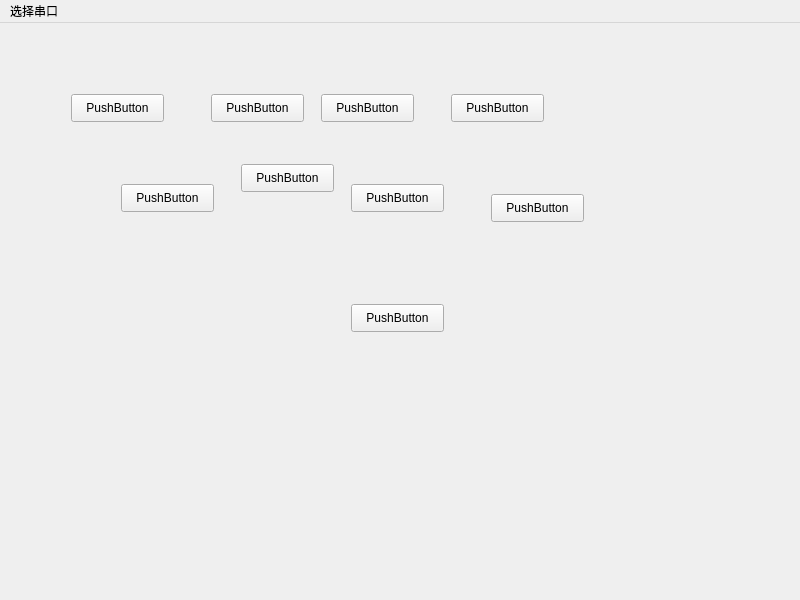
tsuiwade/targetWheelConsole, file mainwindow.ui: the form before one commit.
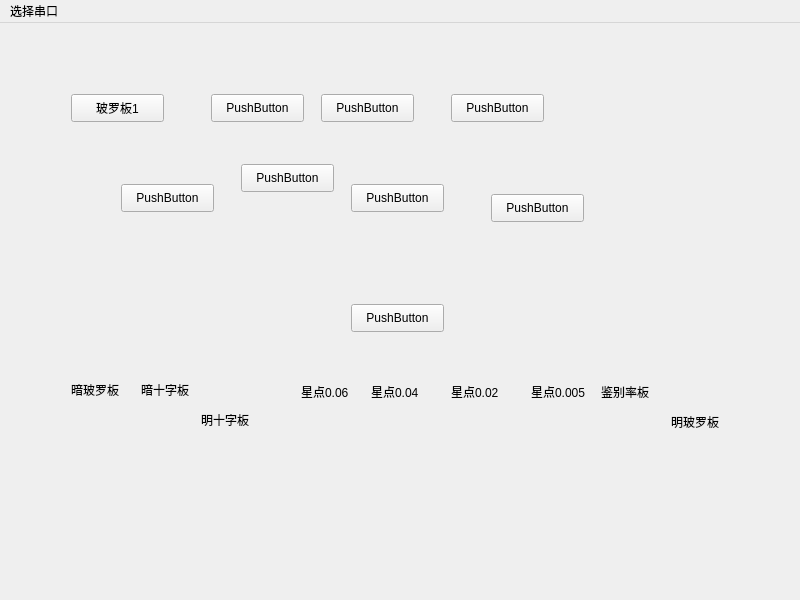
The form after the commit. Custom widgets are drawn as their Qt base class.

Diff of the .ui file:
```diff
--- a/mainwindow.ui
+++ b/mainwindow.ui
@@ -39,7 +39,7 @@
         </rect>
        </property>
        <property name="text">
-        <string>PushButton</string>
+        <string>玻罗板1</string>
        </property>
        <property name="checkable">
         <bool>true</bool>
@@ -173,6 +173,129 @@
         <bool>true</bool>
        </property>
       </widget>
+      <widget class="QLabel" name="label">
+       <property name="geometry">
+        <rect>
+         <x>60</x>
+         <y>350</y>
+         <width>54</width>
+         <height>12</height>
+        </rect>
+       </property>
+       <property name="text">
+        <string>暗玻罗板</string>
+       </property>
+      </widget>
+      <widget class="QLabel" name="label_2">
+       <property name="geometry">
+        <rect>
+         <x>130</x>
+         <y>350</y>
+         <width>54</width>
+         <height>12</height>
+        </rect>
+       </property>
+       <property name="text">
+        <string>暗十字板</string>
+       </property>
+      </widget>
+      <widget class="QLabel" name="label_3">
+       <property name="geometry">
+        <rect>
+         <x>190</x>
+         <y>380</y>
+         <width>54</width>
+         <height>12</height>
+        </rect>
+       </property>
+       <property name="sizePolicy">
+        <sizepolicy hsizetype="Preferred" vsizetype="Preferred">
+         <horstretch>0</horstretch>
+         <verstretch>0</verstretch>
+        </sizepolicy>
+       </property>
+       <property name="text">
+        <string>明十字板</string>
+       </property>
+      </widget>
+      <widget class="QLabel" name="label_4">
+       <property name="geometry">
+        <rect>
+         <x>290</x>
+         <y>350</y>
+         <width>54</width>
+         <height>16</height>
+        </rect>
+       </property>
+       <property name="text">
+        <string>星点0.06</string>
+       </property>
+      </widget>
+      <widget class="QLabel" name="label_5">
+       <property name="geometry">
+        <rect>
+         <x>360</x>
+         <y>350</y>
+         <width>54</width>
+         <height>16</height>
+        </rect>
+       </property>
+       <property name="text">
+        <string>星点0.04</string>
+       </property>
+      </widget>
+      <widget class="QLabel" name="label_6">
+       <property name="geometry">
+        <rect>
+         <x>440</x>
+         <y>350</y>
+         <width>54</width>
+         <height>16</height>
+        </rect>
+       </property>
+       <property name="text">
+        <string>星点0.02</string>
+       </property>
+      </widget>
+      <widget class="QLabel" name="label_7">
+       <property name="geometry">
+        <rect>
+         <x>520</x>
+         <y>350</y>
+         <width>54</width>
+         <height>16</height>
+        </rect>
+       </property>
+       <property name="text">
+        <string>星点0.005</string>
+       </property>
+      </widget>
+      <widget class="QLabel" name="label_8">
+       <property name="geometry">
+        <rect>
+         <x>590</x>
+         <y>350</y>
+         <width>54</width>
+         <height>16</height>
+        </rect>
+       </property>
+       <property name="text">
+        <string>鉴别率板</string>
+       </property>
+      </widget>
+      <widget class="QLabel" name="label_9">
+       <property name="geometry">
+        <rect>
+         <x>660</x>
+         <y>380</y>
+         <width>54</width>
+         <height>16</height>
+        </rect>
+       </property>
+       <property name="text">
+        <string>明玻罗板</string>
+       </property>
+      </widget>
      </widget>
     </item>
    </layout>
```
